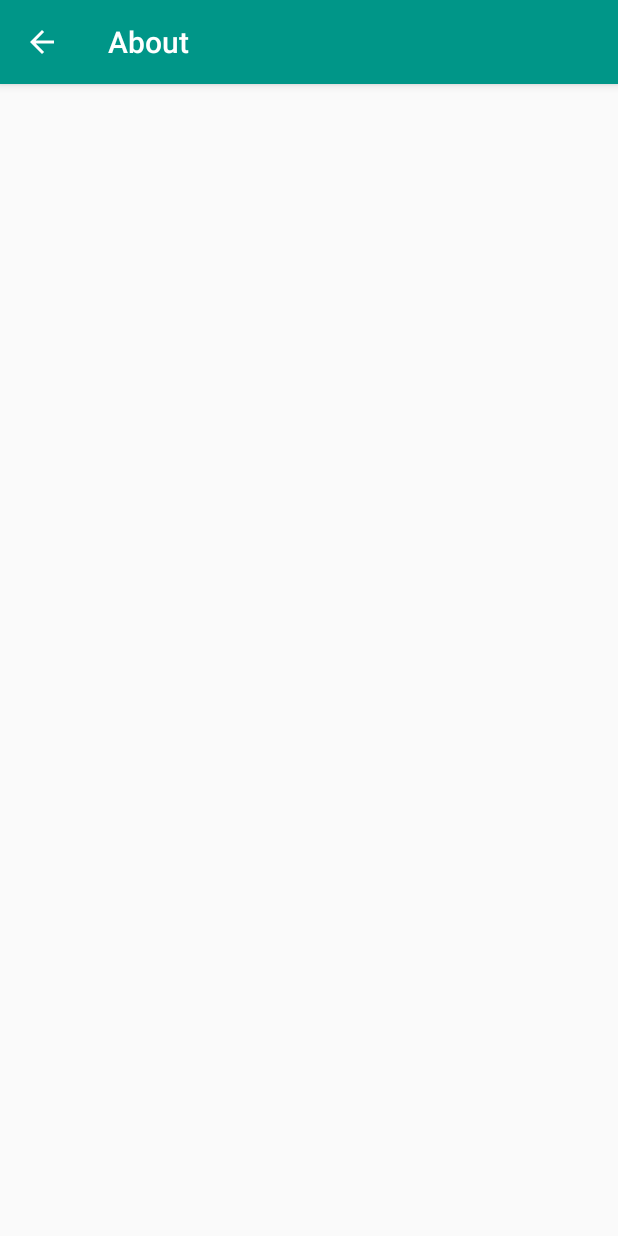
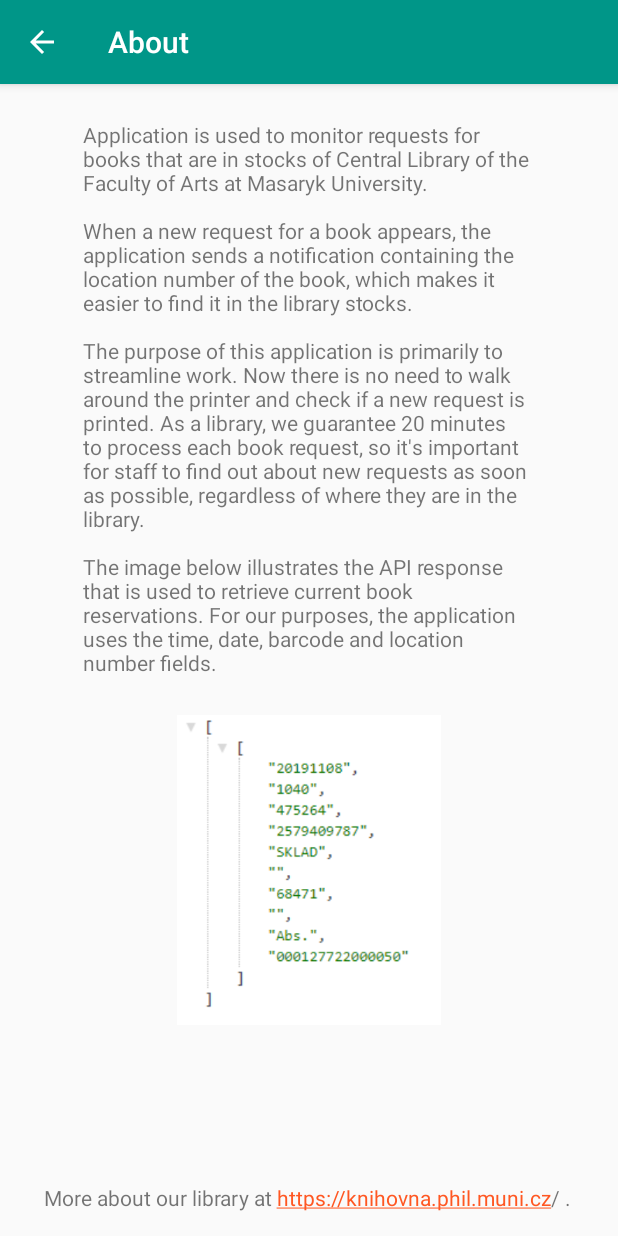
Before and after one commit to andywaltlova/BookReservation, an Android app: the AboutActivity screen opened directly, with no data from a screen before it, on a phone screen of 412 x 824 dp. Run offline under Robolectric (Android 15) with nearby library versions, the phone set to English and light mode, and no system bars; network calls fail.

Commit message:
Added text to about activity

```diff
--- a/app/src/main/java/com/example/bookreservations/AboutActivity.java
+++ b/app/src/main/java/com/example/bookreservations/AboutActivity.java
@@ -5,8 +5,9 @@ import androidx.core.app.NavUtils;
 
 import android.os.Bundle;
 import android.view.MenuItem;
+import android.widget.TextView;
 
-//TODO: Pridat popis
+
 public class AboutActivity extends AppCompatActivity {
 
     @Override
@@ -14,6 +15,16 @@ public class AboutActivity extends AppCompatActivity {
         super.onCreate(savedInstanceState);
         setContentView(R.layout.activity_about);
 
+
+        String text = "Application is used to monitor requests for books that are in stocks of Central Library of the Faculty of Arts at Masaryk University.\n" +
+                "\n" +
+                "When a new request for a book appears, the application sends a notification containing the location number of the book, which makes it easier to find it in the library stocks.\n" +
+                "\n" +
+                "The purpose of this application is primarily to streamline work. Now there is no need to walk around the printer and check if a new request is printed. As a library, we guarantee 20 minutes to process each book request, so it's important for staff to find out about new requests as soon as possible, regardless of where they are in the library.\n" +
+                "\n" +
+                "The image below illustrates the API response that is used to retrieve current book reservations. For our purposes, the application uses the time, date, barcode and location number fields.";
+        TextView about_text = findViewById(R.id.about_text);
+        about_text.setText(text);
     }
 
 
--- a/app/src/main/res/layout/activity_about.xml
+++ b/app/src/main/res/layout/activity_about.xml
@@ -6,4 +6,39 @@
     android:layout_height="match_parent"
     tools:context=".AboutActivity">
 
+    <TextView
+        android:id="@+id/about_text"
+        android:layout_width="300dp"
+        android:layout_height="wrap_content"
+        android:layout_marginTop="24dp"
+        android:background="#00FFFFFF"
+        android:justificationMode="none"
+        android:textSize="14sp"
+        app:layout_constraintEnd_toEndOf="parent"
+        app:layout_constraintHorizontal_bias="0.495"
+        app:layout_constraintStart_toStartOf="parent"
+        app:layout_constraintTop_toTopOf="parent" />
+
+    <ImageView
+        android:id="@+id/imageView2"
+        android:layout_width="176dp"
+        android:layout_height="217dp"
+        android:layout_marginTop="20dp"
+        app:layout_constraintEnd_toEndOf="parent"
+        app:layout_constraintStart_toStartOf="parent"
+        app:layout_constraintTop_toBottomOf="@+id/about_text"
+        app:srcCompat="@drawable/api_json_example" />
+
+    <TextView
+        android:id="@+id/textView2"
+        android:layout_width="wrap_content"
+        android:layout_height="wrap_content"
+        android:layout_marginBottom="16dp"
+        android:autoLink="web"
+        android:text="@string/more_about_our_library_at_https_knihovna_phil_muni_cz"
+        app:layout_constraintBottom_toBottomOf="parent"
+        app:layout_constraintEnd_toEndOf="parent"
+        app:layout_constraintHorizontal_bias="0.492"
+        app:layout_constraintStart_toStartOf="parent" />
+
 </androidx.constraintlayout.widget.ConstraintLayout>
--- a/app/src/main/res/layout/activity_main.xml
+++ b/app/src/main/res/layout/activity_main.xml
@@ -198,7 +198,7 @@
         android:id="@+id/submit_time"
         android:layout_width="120dp"
         android:layout_height="50dp"
-        android:layout_marginStart="20dp"
+        android:layout_marginStart="8dp"
         android:layout_marginTop="8dp"
         android:layout_marginBottom="8dp"
         android:text="@string/refresh_timer"
--- /dev/null
+++ b/app/src/main/res/mipmap-anydpi-v26/ic_banner.xml
@@ -0,0 +1,5 @@
+<?xml version="1.0" encoding="utf-8"?>
+<adaptive-icon xmlns:android="http://schemas.android.com/apk/res/android">
+    <background android:drawable="@color/ic_banner_background"/>
+    <foreground android:drawable="@drawable/ic_banner_foreground"/>
+</adaptive-icon>
--- /dev/null
+++ b/app/src/main/res/values/ic_banner_background.xml
@@ -0,0 +1,4 @@
+<?xml version="1.0" encoding="utf-8"?>
+<resources>
+    <color name="ic_banner_background">#FFFFFF</color>
+</resources>
--- a/app/src/main/res/values/strings.xml
+++ b/app/src/main/res/values/strings.xml
@@ -14,4 +14,5 @@
     <string name="about">About</string>
     <string name="about_activity_title">About</string>
     <string name="title_notifications">Notifications</string>
+    <string name="more_about_our_library_at_https_knihovna_phil_muni_cz">More about our library at https://knihovna.phil.muni.cz/ .</string>
 </resources>
--- a/app/src/main/res/xml/root_preferences.xml
+++ b/app/src/main/res/xml/root_preferences.xml
@@ -6,9 +6,9 @@
         <EditTextPreference
             android:icon="@drawable/ic_baseline_insert_link_24"
             app:key="api_url"
-            app:summary="URL address for API with book reservations"
+            app:summary="Click to change API URL address"
             app:title="@string/API"
-            app:useSimpleSummaryProvider="true" />
+            app:useSimpleSummaryProvider="false" />
 
 
     </PreferenceCategory>
```
Also changed, not shown: app/src/main/res/drawable/ic_banner_foreground.xml (added, +70 -0 lines), app/src/main/res/drawable/api_json_example.PNG (added), app/src/main/res/mipmap-xhdpi/ic_banner.png (added).
